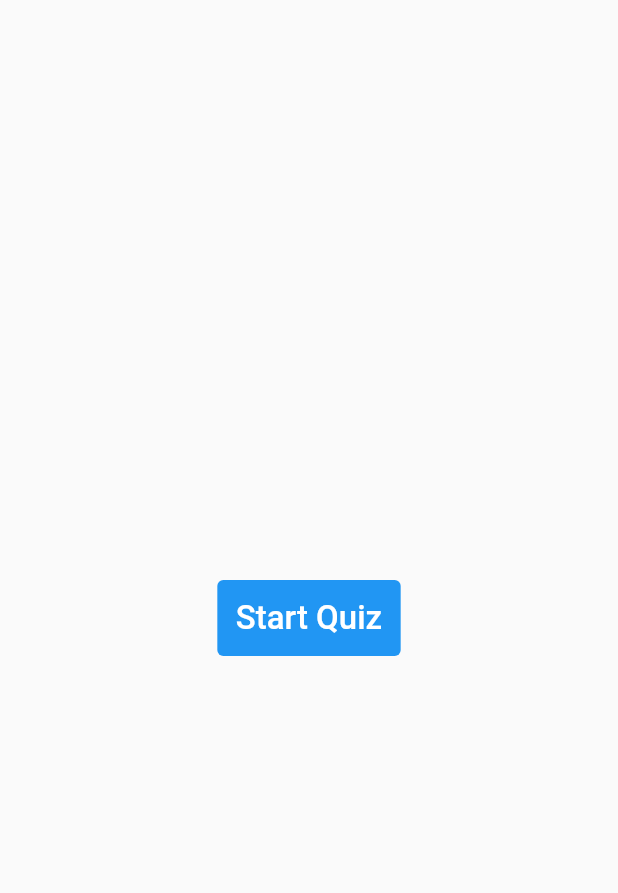
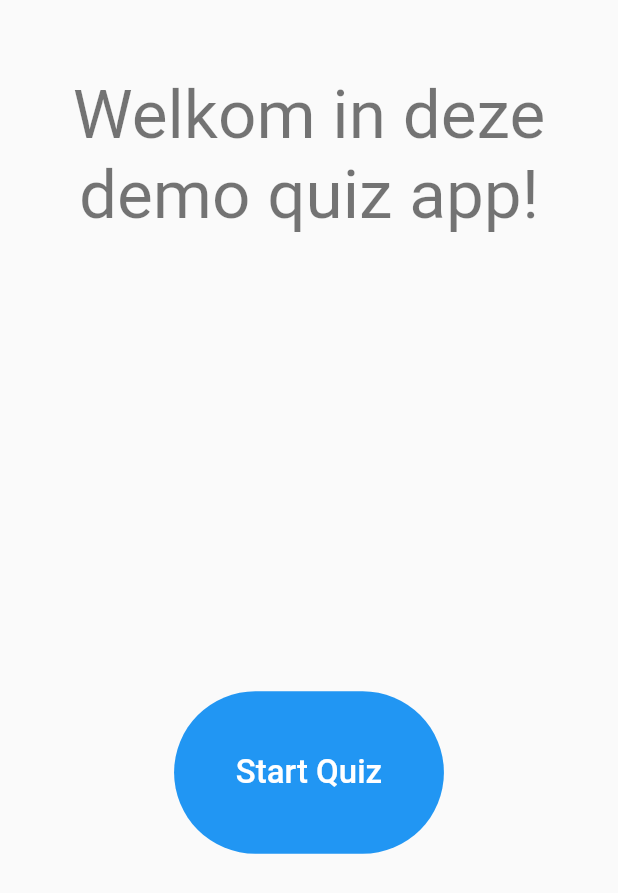
Before and after one commit to NYJvMuijlwijk/Hoffelijk_quiz_app, a Flutter app: the screen it shows after launch, on a phone screen of 412 x 824 dp. Shown: the top 893 px of the screen. Run offline on Flutter 3.47's test engine with Material 2 defaults, Android fonts, the phone set to English and light mode, and no system bars; our stand-ins replace bloc, equatable, flutter_bloc, sizer.

Commit message:
welcome text added + styling changes

```diff
--- a/lib/views/start_page.dart
+++ b/lib/views/start_page.dart
@@ -1,10 +1,14 @@
 import 'package:flutter/material.dart';
-import 'package:hoffelijk_quiz_app/logic/quiz/quiz_cubit.dart';
+import 'package:hoffelijk_quiz_app/logic/qubits/quiz/quiz_cubit.dart';
 import 'package:provider/src/provider.dart';
 import 'package:sizer/sizer.dart';
 
 class StartPage extends StatelessWidget {
   const StartPage({Key? key}) : super(key: key);
+
+  static MaterialPageRoute<StartPage> route() {
+    return MaterialPageRoute<StartPage>(builder: (_) => StartPage());
+  }
 
   @override
   Widget build(BuildContext context) {
@@ -12,20 +16,39 @@ class StartPage extends StatelessWidget {
 
     return SafeArea(
       child: Scaffold(
-        body: Center(
+        body: Column(
+          children: [
+            Flexible(
+              child: Center(
+                child: Padding(
+                  padding: EdgeInsets.all(3.w),
+                  child: Text(
+                    "Welkom in deze demo quiz app!",
+                    style: Theme.of(context).textTheme.headline3,
+                    textAlign: TextAlign.center,
+                  ),
+                ),
+              ),
+            ),
+            Expanded(
+              flex: 3,
+              child: Center(
                 child: TextButton(
                   style: TextButton.styleFrom(
                       backgroundColor: Colors.blue,
-              padding: EdgeInsets.all(3.w),
+                      padding: EdgeInsets.all(10.w),
                       primary: Colors.white,
                       onSurface: Colors.grey[800],
-            ),
+                      shape: RoundedRectangleBorder(borderRadius: BorderRadius.circular(50.w))),
                   child: Text(
                     "Start Quiz",
                     style: TextStyle(fontSize: 16.sp),
                   ),
-            onPressed: () => quizCubit.StartQuiz(context),
+                  onPressed: () => quizCubit.StartQuiz(),
                 ),
+              ),
+            ),
+          ],
         ),
       ),
     );
```
Lines whose indentation alone changed are shown as unchanged.
